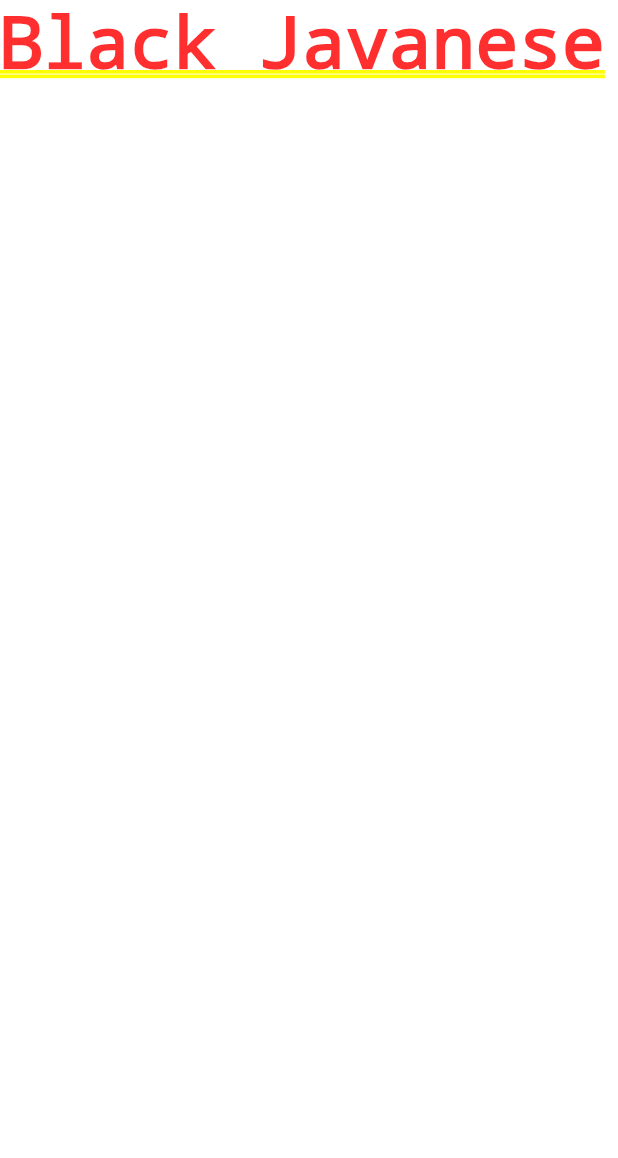
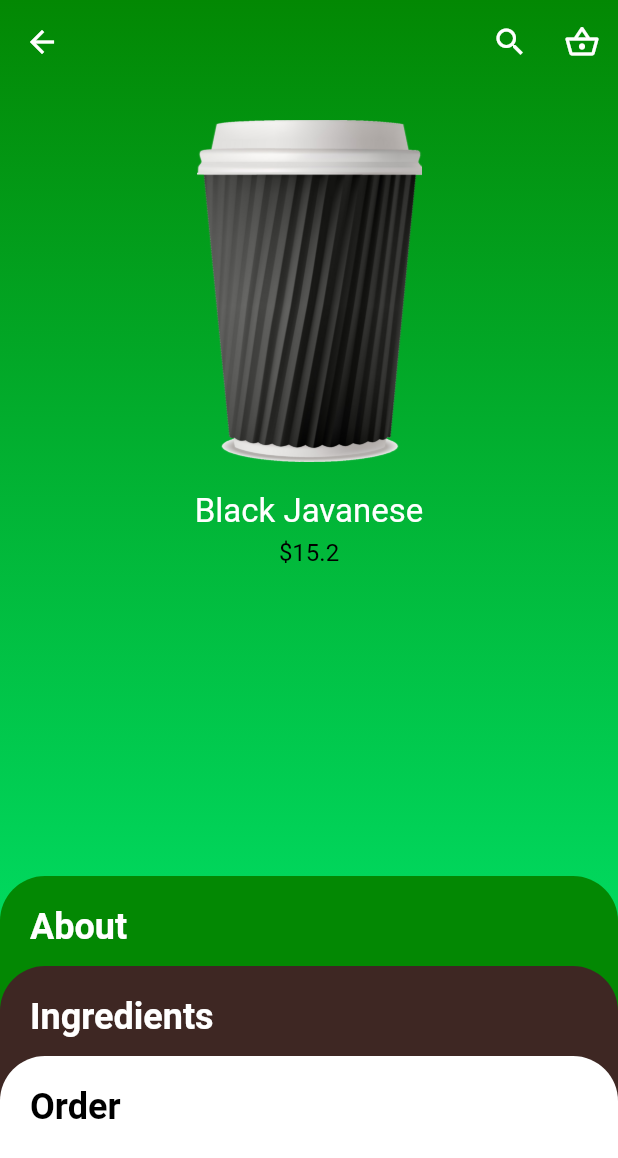
Before and after one commit to Jaloliddin-Fozilov/coffee, a Flutter app: the screen it shows after launch, after a tap on "Black Javanese", on a phone screen of 412 x 824 dp. Shown: the top 1158 px of the screen. Run offline on Flutter 3.47's test engine with Material 2 defaults, Android fonts, the phone set to English and light mode, and no system bars; our stand-ins replace carousel_slider, get; network calls fail.

Commit message:
detail page hero animation

```diff
--- a/lib/views/screens/detail_page.dart
+++ b/lib/views/screens/detail_page.dart
@@ -9,8 +9,160 @@ class DetailPage extends StatelessWidget {
 
   @override
   Widget build(BuildContext context) {
-    return Container(
-      child: Text(product.title),
+    return Scaffold(
+      body: Stack(
+        children: [
+          Hero(
+            tag: product.id + product.colors.toString(),
+            child: AnimatedContainer(
+              width: double.infinity,
+              decoration: BoxDecoration(
+                gradient: LinearGradient(
+                  begin: Alignment.topCenter,
+                  end: Alignment.bottomCenter,
+                  colors: product.colors,
+                ),
+              ),
+              duration: const Duration(milliseconds: 300),
+              curve: Curves.linear,
+            ),
+          ),
+          SizedBox(
+            height: 80,
+            child: AppBar(
+              backgroundColor: Colors.transparent,
+              elevation: 0,
+              actions: [
+                IconButton(
+                  onPressed: () {},
+                  icon: const Icon(Icons.search),
+                ),
+                IconButton(
+                  onPressed: () {},
+                  icon: const Icon(Icons.shopping_basket_outlined),
+                ),
+              ],
+            ),
+          ),
+          Column(
+            mainAxisAlignment: MainAxisAlignment.spaceBetween,
+            children: [
+              Row(
+                mainAxisAlignment: MainAxisAlignment.center,
+                children: [
+                  Column(
+                    children: [
+                      const SizedBox(height: 80),
+                      Hero(
+                        tag: product.id,
+                        child: Image.asset(
+                          width: 150,
+                          product.imageUrl,
+                        ),
+                      ),
+                      const SizedBox(height: 20),
+                      Text(
+                        product.title,
+                        style: const TextStyle(
+                          color: Colors.white,
+                          fontSize: 22,
+                        ),
+                      ),
+                      const SizedBox(height: 5),
+                      Text(
+                        '\$${product.price}',
+                        style: const TextStyle(
+                          color: Colors.black,
+                          fontSize: 16,
+                        ),
+                      ),
+                      const SizedBox(height: 20),
+                    ],
+                  ),
+                ],
+              ),
+              SizedBox(
+                height: 240,
+                child: Stack(
+                  children: [
+                    Positioned(
+                      child: AnimatedContainer(
+                        padding: const EdgeInsets.only(top: 20, left: 20),
+                        height: 100,
+                        width: Get.width,
+                        decoration: BoxDecoration(
+                          color: product.colors[0],
+                          borderRadius: const BorderRadius.only(
+                            topLeft: Radius.circular(30),
+                            topRight: Radius.circular(30),
+                          ),
+                        ),
+                        duration: const Duration(seconds: 1),
+                        child: const Text(
+                          'About',
+                          style: TextStyle(
+                            color: Colors.white,
+                            fontSize: 24,
+                            fontWeight: FontWeight.bold,
+                          ),
+                        ),
+                      ),
+                    ),
+                    Positioned(
+                      top: 60,
+                      child: AnimatedContainer(
+                        padding: const EdgeInsets.only(top: 20, left: 20),
+                        height: 100,
+                        width: Get.width,
+                        decoration: BoxDecoration(
+                          color: Colors.brown[900],
+                          borderRadius: const BorderRadius.only(
+                            topLeft: Radius.circular(30),
+                            topRight: Radius.circular(30),
+                          ),
+                        ),
+                        duration: const Duration(seconds: 1),
+                        child: const Text(
+                          'Ingredients',
+                          style: TextStyle(
+                            color: Colors.white,
+                            fontSize: 24,
+                            fontWeight: FontWeight.bold,
+                          ),
+                        ),
+                      ),
+                    ),
+                    Positioned(
+                      top: 120,
+                      child: AnimatedContainer(
+                        padding: const EdgeInsets.only(top: 20, left: 20),
+                        height: 120,
+                        width: Get.width,
+                        decoration: const BoxDecoration(
+                          color: Colors.white,
+                          borderRadius: BorderRadius.only(
+                            topLeft: Radius.circular(30),
+                            topRight: Radius.circular(30),
+                          ),
+                        ),
+                        duration: const Duration(seconds: 1),
+                        child: const Text(
+                          'Order',
+                          style: TextStyle(
+                            color: Colors.black,
+                            fontSize: 24,
+                            fontWeight: FontWeight.bold,
+                          ),
+                        ),
+                      ),
+                    ),
+                  ],
+                ),
+              ),
+            ],
+          ),
+        ],
+      ),
     );
   }
 }
--- a/lib/views/widgets/home_header_with_appbar.dart
+++ b/lib/views/widgets/home_header_with_appbar.dart
@@ -22,7 +22,9 @@ class _HomeHeaderWithAppBarState extends State<HomeHeaderWithAppBar> {
   Widget build(BuildContext context) {
     return Stack(
       children: [
-        AnimatedContainer(
+        Hero(
+          tag: currentProductId + activeColors.toString(),
+          child: AnimatedContainer(
             height: 220,
             width: double.infinity,
             decoration: BoxDecoration(
@@ -38,6 +40,7 @@ class _HomeHeaderWithAppBarState extends State<HomeHeaderWithAppBar> {
             ),
             duration: const Duration(milliseconds: 300),
             curve: Curves.linear,
+          ),
         ),
         SizedBox(
           height: 80,
@@ -76,7 +79,10 @@ class _HomeHeaderWithAppBarState extends State<HomeHeaderWithAppBar> {
                       children: [
                         SizedBox(
                           height: 180,
+                          child: Hero(
+                            tag: product.id,
                             child: Image.asset(product.imageUrl),
+                          ),
                         ),
                         currentProductId == product.id
                             ? Column(
```
Lines whose indentation alone changed are shown as unchanged.
